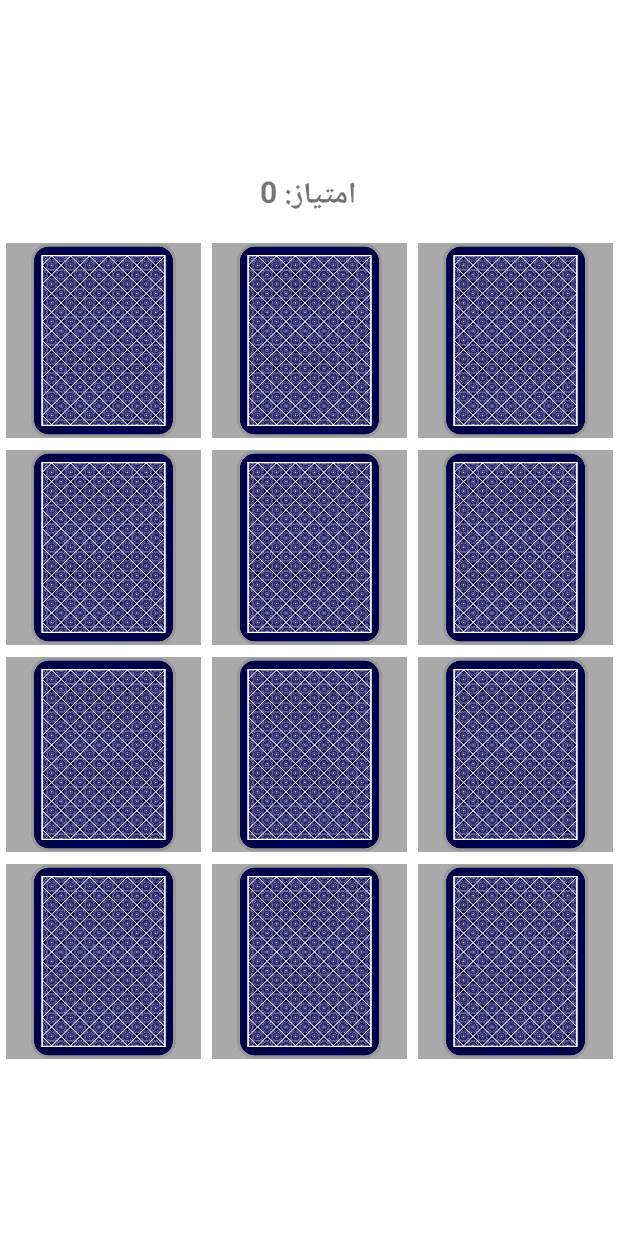
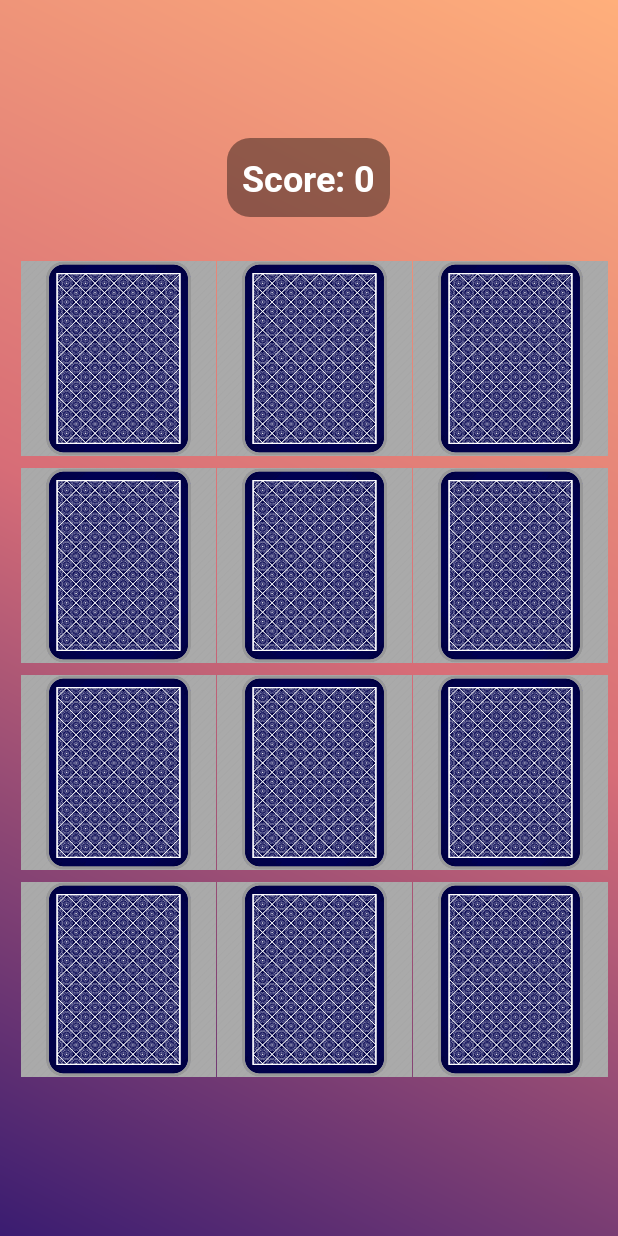
Before and after one commit to k-aghakhani/Memory-Card-Game, an Android app: the MainActivity screen opened directly, with no data from a screen before it, on a phone screen of 412 x 824 dp. Run offline under Robolectric (Android 15) with nearby library versions, the phone set to English and light mode, and no system bars.

Commit message:
Updated activity_main.xml with Better UI

```diff
--- a/app/src/main/res/layout/activity_main.xml
+++ b/app/src/main/res/layout/activity_main.xml
@@ -7,22 +7,33 @@
     android:gravity="center"
     android:layout_width="match_parent"
     android:layout_height="match_parent"
+    android:background="@drawable/bg_gradient"
     tools:context=".MainActivity">
 
+    <!-- Score TextView -->
     <TextView
+        android:fontFamily="@font/roboto_bold"
         android:id="@+id/tvScore"
         android:layout_width="wrap_content"
         android:layout_height="wrap_content"
-        android:text="امتیاز: 0"
-        android:textSize="20sp"
+        android:text="Score: 0"
+        android:textSize="24sp"
+        android:textColor="@android:color/white"
         android:textStyle="bold"
-        android:layout_marginBottom="10dp"/>
+        android:background="@drawable/score_bg"
+        android:padding="10dp"
+        android:gravity="center"
+        android:layout_marginBottom="15dp"/>
 
+    <!-- Memory Game Grid -->
     <androidx.recyclerview.widget.RecyclerView
         android:id="@+id/recyclerView"
         android:layout_width="match_parent"
         android:layout_height="wrap_content"
+        android:padding="10dp"
+        android:clipToPadding="false"
+        android:scrollbars="none"
         app:layoutManager="androidx.recyclerview.widget.GridLayoutManager"
-        app:spanCount="4"/>
+        app:spanCount="3"/>
 
 </LinearLayout>
```
